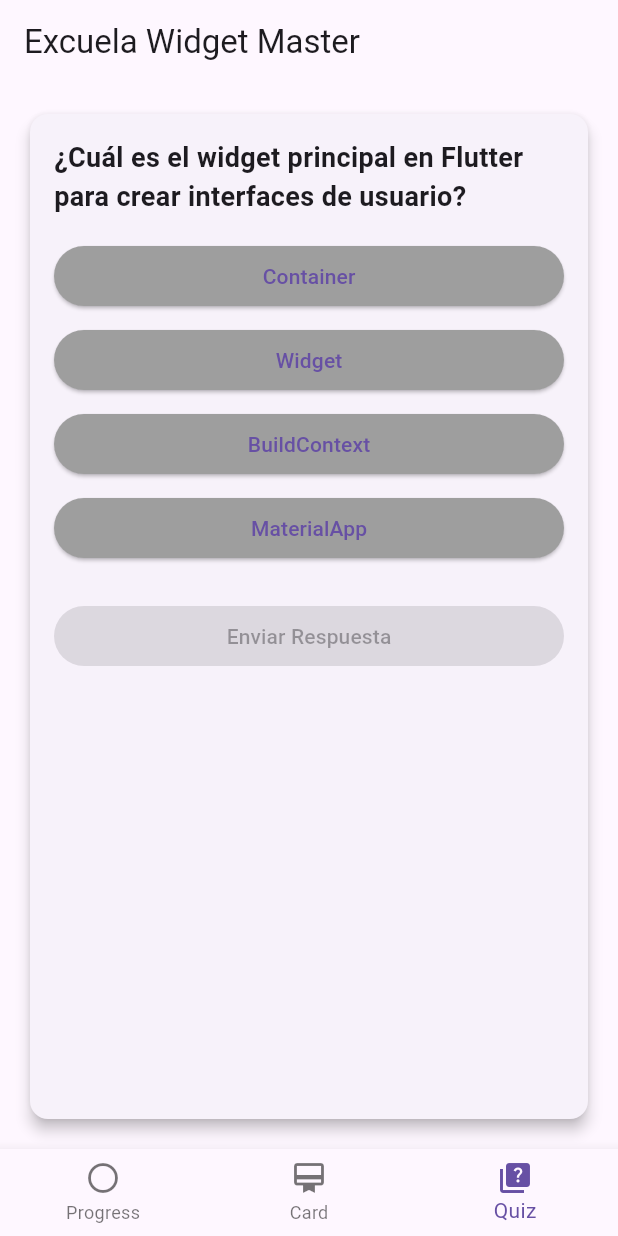
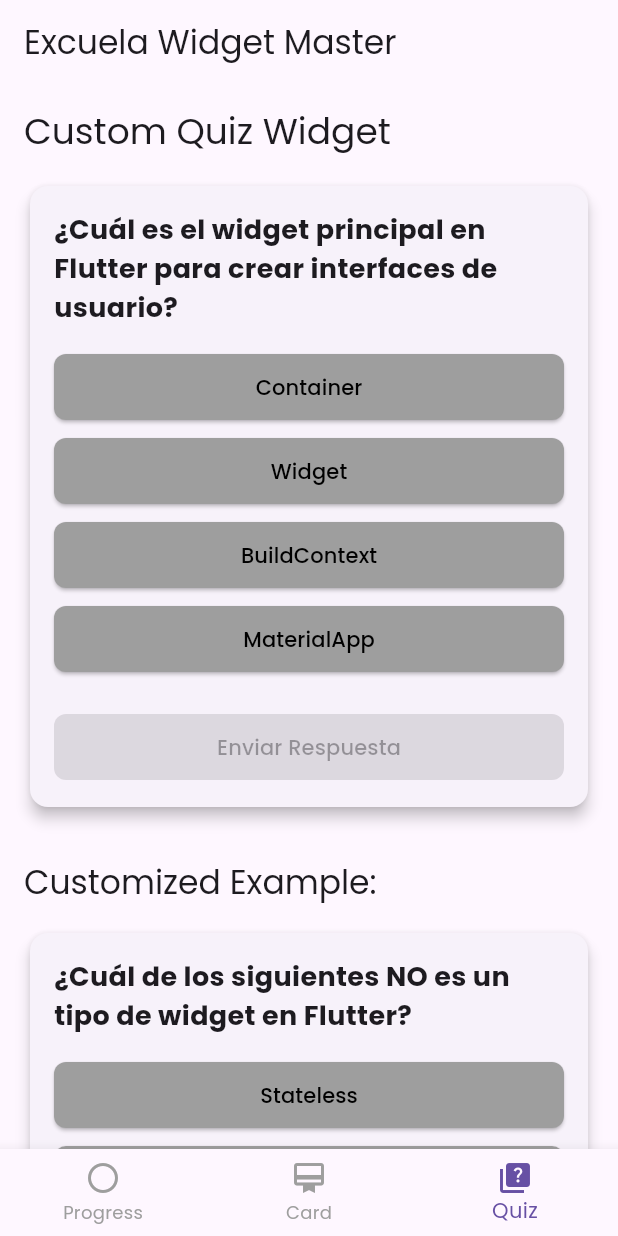
Before and after one commit to fernandotritton/excuela.test, a Flutter app: the screen it shows after launch, item 3 of the bottom bar chosen, on a phone screen of 412 x 824 dp. Run offline on Flutter 3.47's test engine with Material 3 defaults, Android fonts, the phone set to English and light mode, and no system bars; our stand-ins replace google_fonts; network calls fail.

Commit message:
Update main.dart

```diff
--- a/lib/main.dart
+++ b/lib/main.dart
@@ -1,9 +1,10 @@
+import 'package:excuela_widget_master/states/app_state.dart';
 import 'package:flutter/material.dart';
 import 'package:provider/provider.dart';
-import 'states/app_state.dart';
-import 'screens/progress_screen.dart';
-import 'screens/card_screen.dart';
-import 'screens/quiz_screen.dart';
+import 'widgets/interactive_progress_widget.dart';
+import 'widgets/educational_card_widget.dart';
+import 'widgets/custom_quiz_widget.dart';
+import 'package:google_fonts/google_fonts.dart';
 
 void main() {
   runApp(
@@ -22,36 +23,53 @@ class MyApp extends StatelessWidget {
     return MaterialApp(
       title: 'Excuela Widget Master',
       theme: ThemeData(
-        primarySwatch: Colors.blue,
+        primarySwatch: Colors.indigo,
+        hintColor: Colors.amber,
+        visualDensity: VisualDensity.adaptivePlatformDensity,
+        textTheme: GoogleFonts.poppinsTextTheme(
+          Theme.of(context).textTheme,
+        ),
+        elevatedButtonTheme: ElevatedButtonThemeData(
+          style: ElevatedButton.styleFrom(
+            foregroundColor: Colors.black,
+            backgroundColor: Colors.amber,
+            padding: const EdgeInsets.symmetric(horizontal: 16, vertical: 12),
+            shape: RoundedRectangleBorder(
+              borderRadius: BorderRadius.circular(8),
+            ),
+          ),
+        ),
       ),
-      home: const HomePage(),
+      home: HomePage(),
     );
   }
 }
 
 class HomePage extends StatefulWidget {
-  const HomePage({super.key});
-
   @override
-  // ignore: library_private_types_in_public_api
   _HomePageState createState() => _HomePageState();
 }
 
 class _HomePageState extends State<HomePage> {
   int _currentIndex = 0;
-  final List<Widget> _screens = [
-    const ProgressScreen(),
-    const CardScreen(),
-    const QuizScreen(),
-  ];
 
   @override
   Widget build(BuildContext context) {
     return Scaffold(
       appBar: AppBar(
         title: const Text('Excuela Widget Master'),
+        elevation: 0,
       ),
-      body: _screens[_currentIndex],
+      body: SafeArea(
+        child: IndexedStack(
+          index: _currentIndex,
+          children: const [
+            ProgressDemoScreen(),
+            CardDemoScreen(),
+            QuizDemoScreen(),
+          ],
+        ),
+      ),
       bottomNavigationBar: BottomNavigationBar(
         currentIndex: _currentIndex,
         onTap: (index) {
@@ -73,7 +91,166 @@ class _HomePageState extends State<HomePage> {
             label: 'Quiz',
           ),
         ],
+        selectedItemColor: Theme.of(context).primaryColor,
+        unselectedItemColor: Colors.grey,
       ),
     );
   }
 }
+
+class ProgressDemoScreen extends StatelessWidget {
+  const ProgressDemoScreen({super.key});
+
+  @override
+  Widget build(BuildContext context) {
+    return SingleChildScrollView(
+      child: Padding(
+        padding: const EdgeInsets.all(16),
+        child: Column(
+          crossAxisAlignment: CrossAxisAlignment.stretch,
+          children: [
+            Text(
+              'Interactive Progress Widget',
+              style: Theme.of(context).textTheme.headlineSmall,
+            ),
+            const SizedBox(height: 16),
+            const InteractiveProgressWidget(
+              size: 200,
+              color: Colors.blue,
+              strokeWidth: 10,
+            ),
+            const SizedBox(height: 32),
+            Text(
+              'Customized Examples:',
+              style: Theme.of(context).textTheme.titleLarge,
+            ),
+            const SizedBox(height: 16),
+            const Row(
+              mainAxisAlignment: MainAxisAlignment.spaceEvenly,
+              children: [
+                InteractiveProgressWidget(
+                  size: 100,
+                  color: Colors.red,
+                  strokeWidth: 5,
+                ),
+                InteractiveProgressWidget(
+                  size: 100,
+                  color: Colors.green,
+                  strokeWidth: 15,
+                ),
+                InteractiveProgressWidget(
+                  size: 100,
+                  color: Colors.orange,
+                  strokeWidth: 8,
+                ),
+              ],
+            ),
+          ],
+        ),
+      ),
+    );
+  }
+}
+
+class CardDemoScreen extends StatelessWidget {
+  const CardDemoScreen({super.key});
+
+  @override
+  Widget build(BuildContext context) {
+    return SingleChildScrollView(
+      child: Padding(
+        padding: const EdgeInsets.all(16),
+        child: Column(
+          crossAxisAlignment: CrossAxisAlignment.stretch,
+          children: [
+            Text(
+              'Educational Card Widget',
+              style: Theme.of(context).textTheme.headlineSmall,
+            ),
+            const SizedBox(height: 16),
+            EducationalCardWidget(
+              imageUrl: 'https://picsum.photos/seed/flutter/300/200',
+              title: 'Learn Flutter',
+              description:
+                  'Discover the power of Flutter for cross-platform app development.',
+              onLearnMore: () {
+                ScaffoldMessenger.of(context).showSnackBar(
+                  const SnackBar(content: Text('Learn More pressed')),
+                );
+              },
+              onShare: () {
+                ScaffoldMessenger.of(context).showSnackBar(
+                  const SnackBar(content: Text('Share pressed')),
+                );
+              },
+            ),
+            const SizedBox(height: 32),
+            Text(
+              'Customized Example:',
+              style: Theme.of(context).textTheme.titleLarge,
+            ),
+            const SizedBox(height: 16),
+            EducationalCardWidget(
+              imageUrl: 'https://picsum.photos/seed/dart/300/200',
+              title: 'Dart Programming',
+              description:
+                  'Master the Dart programming language, the foundation of Flutter.',
+              onLearnMore: () {
+                ScaffoldMessenger.of(context).showSnackBar(
+                  const SnackBar(
+                      content: Text('Learn More about Dart pressed')),
+                );
+              },
+              onShare: () {
+                ScaffoldMessenger.of(context).showSnackBar(
+                  const SnackBar(content: Text('Share Dart info pressed')),
+                );
+              },
+            ),
+          ],
+        ),
+      ),
+    );
+  }
+}
+
+class QuizDemoScreen extends StatelessWidget {
+  const QuizDemoScreen({super.key});
+
+  @override
+  Widget build(BuildContext context) {
+    return SingleChildScrollView(
+      child: Padding(
+        padding: const EdgeInsets.all(16),
+        child: Column(
+          crossAxisAlignment: CrossAxisAlignment.stretch,
+          children: [
+            Text(
+              'Custom Quiz Widget',
+              style: Theme.of(context).textTheme.headlineSmall,
+            ),
+            const SizedBox(height: 16),
+            const CustomQuizWidget(
+              question:
+                  '¿Cuál es el widget principal en Flutter para crear interfaces de usuario?',
+              options: ['Container', 'Widget', 'BuildContext', 'MaterialApp'],
+              correctAnswerIndex: 1,
+            ),
+            const SizedBox(height: 32),
+            Text(
+              'Customized Example:',
+              style: Theme.of(context).textTheme.titleLarge,
+            ),
+            const SizedBox(height: 16),
+            const CustomQuizWidget(
+              question:
+                  '¿Cuál de los siguientes NO es un tipo de widget en Flutter?',
+              options: ['Stateless', 'Stateful', 'Dynamic', 'Inherited'],
+              correctAnswerIndex: 2,
+            ),
+          ],
+        ),
+      ),
+    );
+  }
+}
```
